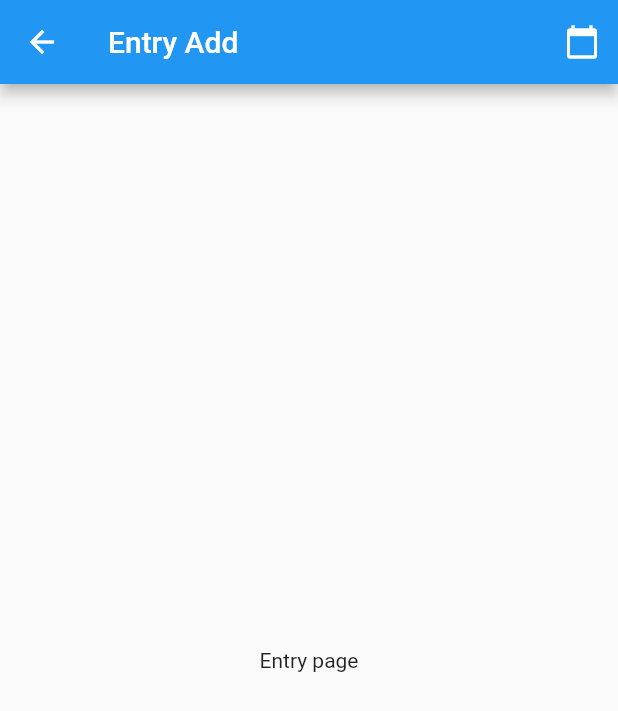
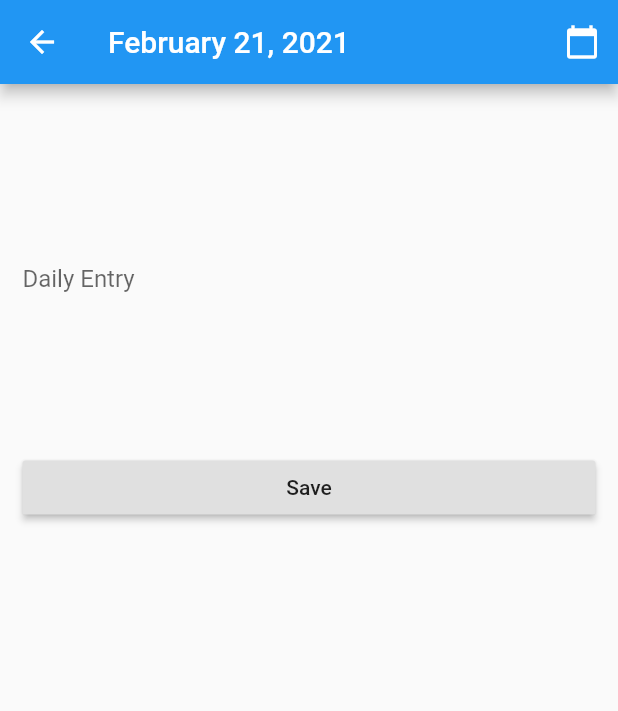
Before and after one commit to salihgencer/firebase_crud_flutter, a Flutter app: the screen it shows after launch, after a tap on the "add" icon, on a phone screen of 412 x 824 dp. Shown: the top 711 px of the screen. Run offline on Flutter 3.47's test engine with Material 2 defaults, Android fonts, the phone set to English and light mode, and no system bars; our stand-ins replace cloud_firestore, firebase_core; accounts and stored records are empty.

Commit message:
provider entegrasyon

```diff
--- a/lib/src/app.dart
+++ b/lib/src/app.dart
@@ -1,11 +1,16 @@
 import 'package:flutter/material.dart';
+import 'package:journal_app/src/providers/entry_provider.dart';
 import 'package:journal_app/src/screens/home.dart';
+import 'package:provider/provider.dart';
 
 class MyApp extends StatelessWidget {
   @override
   Widget build(BuildContext context) {
-    return MaterialApp(
-      home: HomeScreen(),
+    return ChangeNotifierProvider(
+      create: (BuildContext context) => EntryProvider(),
+      child: MaterialApp(
+        home: HomeScreen(),
+      ),
     );
   }
 }
--- /dev/null
+++ b/lib/src/providers/entry_provider.dart
@@ -0,0 +1,63 @@
+import 'package:flutter/material.dart';
+import 'package:journal_app/src/models/entry.dart';
+import 'package:journal_app/src/services/firestore_service.dart';
+import 'package:uuid/uuid.dart';
+
+class EntryProvider with ChangeNotifier {
+  final FirestoreService _firestoreService = FirestoreService();
+
+  DateTime _date;
+  String _entry;
+  String _entryId;
+
+  var uuid = Uuid();
+
+  // Getters
+  DateTime get date => _date;
+  String get entry => _entry;
+  String get entryId => _entryId;
+
+  Stream<List<Entry>> get entries => _firestoreService.getEntries();
+
+  // Setters
+  set changeDate(DateTime date) {
+    _date = date;
+    notifyListeners();
+  }
+
+  set changeEntry(String entry) {
+    _entry = entry;
+    notifyListeners();
+  }
+
+  //Functions
+  loadAll(Entry entry) {
+    if (entry != null) {
+      _date = DateTime.parse(entry.date);
+      _entry = entry.entry;
+      _entryId = entry.entryId;
+    } else {
+      _date = DateTime.now();
+      _entry = null;
+      _entryId = null;
+    }
+  }
+
+  saveEntry() {
+    if (_entryId != null) {
+      //Add
+      var newEntry = Entry(
+          entryId: uuid.v4(), date: _date.toIso8601String(), entry: _entry);
+      _firestoreService.setEntry(newEntry);
+    } else {
+      // Edit
+      var editEntry = Entry(
+          entryId: _entryId, entry: _entry, date: _date.toIso8601String());
+      _firestoreService.setEntry(editEntry);
+    }
+  }
+
+  removeEntry(String entryId) {
+    _firestoreService.removeEntry(entryId);
+  }
+}
--- a/lib/src/screens/entry.dart
+++ b/lib/src/screens/entry.dart
@@ -1,24 +1,81 @@
+import 'package:date_format/date_format.dart';
 import 'package:flutter/material.dart';
+import 'package:journal_app/src/models/entry.dart';
+import 'package:journal_app/src/providers/entry_provider.dart';
+import 'package:provider/provider.dart';
 
-class EntryScreen extends StatelessWidget {
+class EntryScreen extends StatefulWidget {
+  final Entry entry;
+
+  const EntryScreen({Key key, this.entry}) : super(key: key);
+
+  @override
+  _EntryScreenState createState() => _EntryScreenState();
+}
+
+class _EntryScreenState extends State<EntryScreen> {
+  final entryController = TextEditingController();
+
+  @override
+  void dispose() {
+    entryController.dispose();
+    super.dispose();
+  }
+
+  @override
+  void initState() {
+    final entryProvider = Provider.of<EntryProvider>(context, listen: false);
+    if (widget.entry != null) {
+      entryController.text = widget.entry.entry;
+      entryProvider.loadAll(widget.entry);
+    } else {
+      entryProvider.loadAll(null);
+    }
+    super.initState();
+  }
+
   @override
   Widget build(BuildContext context) {
+    final entryProvider = Provider.of<EntryProvider>(context);
+
     return Scaffold(
       appBar: AppBar(
-        title: Text("Entry Add"),
+        title: Text(formatDate(entryProvider.date, [MM, ' ', d, ', ', yyyy])),
         actions: [
           IconButton(
             onPressed: () {
               _picked(context).then((value) {
-                print(value);
+                entryProvider.changeDate = value;
               });
             },
             icon: Icon(Icons.calendar_today),
           ),
         ],
       ),
-      body: Center(
-        child: Text("Entry page"),
+      body: Padding(
+        padding: const EdgeInsets.all(15.0),
+        child: ListView(
+          children: [
+            TextField(
+              decoration: InputDecoration(
+                labelText: "Daily Entry",
+                border: InputBorder.none,
+              ),
+              minLines: 10,
+              maxLines: 12,
+            ),
+            RaisedButton(
+              onPressed: () {},
+              child: Text("Save"),
+            ),
+            widget.entry != null
+                ? RaisedButton(
+                    onPressed: () {},
+                    child: Text("Save"),
+                  )
+                : SizedBox(),
+          ],
+        ),
       ),
     );
   }
```
